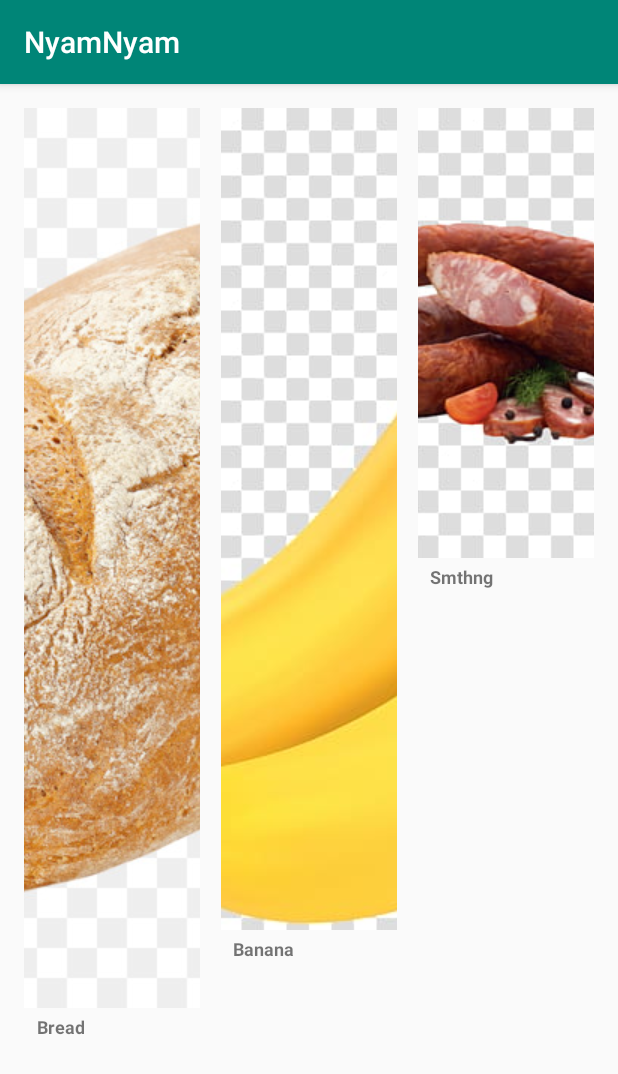
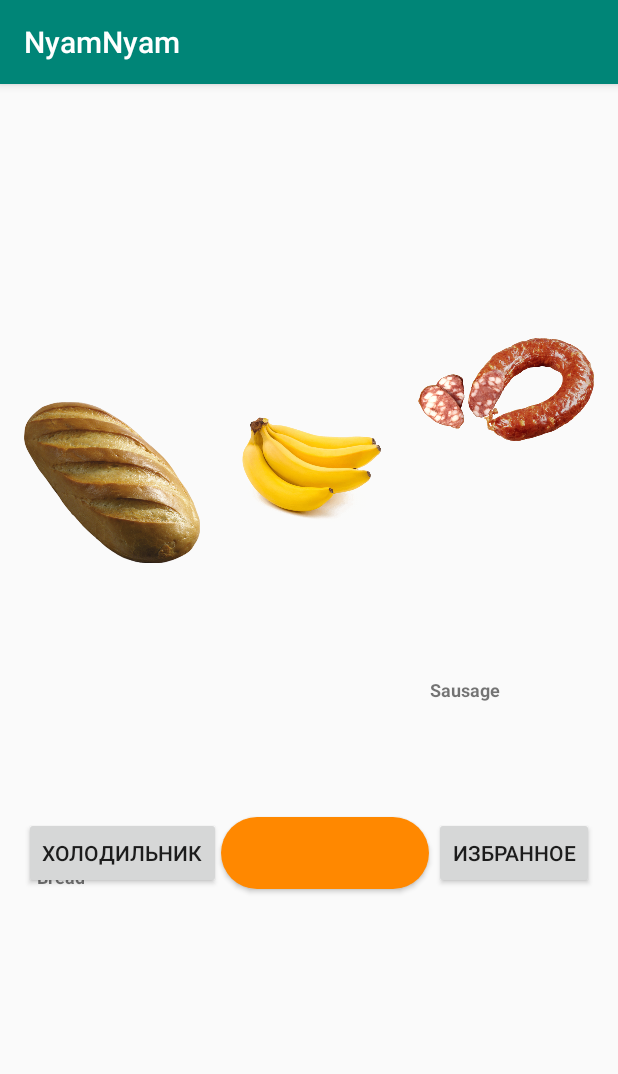
Before and after one commit to danil2009-97/NyamNyam, an Android app: the screen it shows after launch (MainActivity), on a phone screen of 412 x 824 dp. Shown: the top 1074 px of the screen. Run offline under Robolectric (Android 15) with nearby library versions, the phone set to English and light mode, and no system bars.

Commit message:
With new pictures and buttons. Minor fixes.

```diff
--- a/app/src/main/java/HSE/MobileDev/NyamNyam/Views/MainActivity.java
+++ b/app/src/main/java/HSE/MobileDev/NyamNyam/Views/MainActivity.java
@@ -30,19 +30,8 @@ public class MainActivity extends AppCompatActivity {
                     true),
                     new Product(1,"Banana",R.drawable.banana,
                     true),
-                    new Product(2,"Smthng",R.drawable.sausage,
+                    new Product(2,"Sausage",R.drawable.sausage,
                     true)
+
                 ));
-
-
-
-
-//            new Product(1,1,"https://c7.hotpng.com/preview/575/426/540/cooking-banana-clip-art-banana.jpg",
-//                    true),
-//            new Product(2,2,"https://c7.hotpng.com/preview/322/96/938/thuringian-sausage-bratwurst-liverwurst-pelmeni-sausage-thumbnail.jpg",
-//                    true),
-//            new Product(3,3,"https://img2.freepng.ru/20181123/rx/kisspng-graham-bread-sourdough-bakery-small-bread-5bf8277eaad716.3975945715429896946998.jpg",
-//                    true);
-
-    //Test - GitCommit
 }
--- /dev/null
+++ b/app/src/main/res/drawable/roundedbutton.xml
@@ -0,0 +1,6 @@
+<?xml version="1.0" encoding="utf-8"?>
+<shape xmlns:android="http://schemas.android.com/apk/res/android"
+android:shape="rectangle">
+<solid android:color="#FFFF8800" />
+<corners android:radius="250dp"/>
+</shape>
--- a/app/src/main/res/layout/activity_main.xml
+++ b/app/src/main/res/layout/activity_main.xml
@@ -5,15 +5,49 @@
     android:paddingTop="16dp"
     android:paddingBottom="16dp" tools:context=".Views.MainActivity">
 
+    <Button
+        android:id="@+id/buttonStart"
+        android:layout_width="wrap_content"
+        android:layout_height="wrap_content"
+        android:layout_alignBottom="@+id/gridview"
+        android:layout_marginStart="0dp"
+        android:layout_marginEnd="3dp"
+        android:layout_marginBottom="0dp"
+        android:layout_toStartOf="@+id/buttonFav"
+        android:layout_toEndOf="@+id/buttonRefreg"
+        android:background="@drawable/roundedbutton" />
+
+    <Button
+        android:id="@+id/buttonFav"
+        android:layout_width="wrap_content"
+        android:layout_height="wrap_content"
+        android:layout_alignEnd="@+id/gridview"
+        android:layout_alignBottom="@+id/gridview"
+        android:layout_marginEnd="0dp"
+        android:layout_marginBottom="0dp"
+        android:text="Избранное" />
+
+    <Button
+        android:id="@+id/buttonRefreg"
+        android:layout_width="wrap_content"
+        android:layout_height="wrap_content"
+        android:layout_alignStart="@+id/gridview"
+        android:layout_alignBottom="@+id/gridview"
+        android:layout_marginStart="0dp"
+        android:layout_marginBottom="0dp"
+        android:text="Холодильник" />
+
     <GridView
         android:id="@+id/gridview"
         android:layout_width="match_parent"
-        android:layout_height="match_parent"
+        android:layout_height="wrap_content"
+        android:columnWidth="100dp"
         android:gravity="center"
-        android:columnWidth="100dp"
+        android:horizontalSpacing="14.5dp"
         android:numColumns="auto_fit"
-        android:verticalSpacing="24dp"
-        android:horizontalSpacing="14.5dp"
         android:stretchMode="columnWidth"
-        />
+        android:verticalSpacing="24dp" >
+
+    </GridView>
+
 </RelativeLayout>
--- a/app/src/main/res/layout/linearlayout_product.xml
+++ b/app/src/main/res/layout/linearlayout_product.xml
@@ -13,7 +13,7 @@
             android:id="@+id/imageViewCoverArt"
             android:layout_width="wrap_content"
             android:layout_height="wrap_content"
-            android:scaleType="centerCrop"/>
+            android:scaleType="centerInside" />
 
         <ImageView
             android:id="@+id/imageview_favorite"
```
Also changed, not shown: app/src/main/res/drawable/banana.jpg (deleted), app/src/main/res/drawable/banana.png (added), app/src/main/res/drawable/bread.jpg (deleted), app/src/main/res/drawable/bread.png (added), app/src/main/res/drawable/sausage.jpg (deleted), app/src/main/res/drawable/sausage.png (added).
